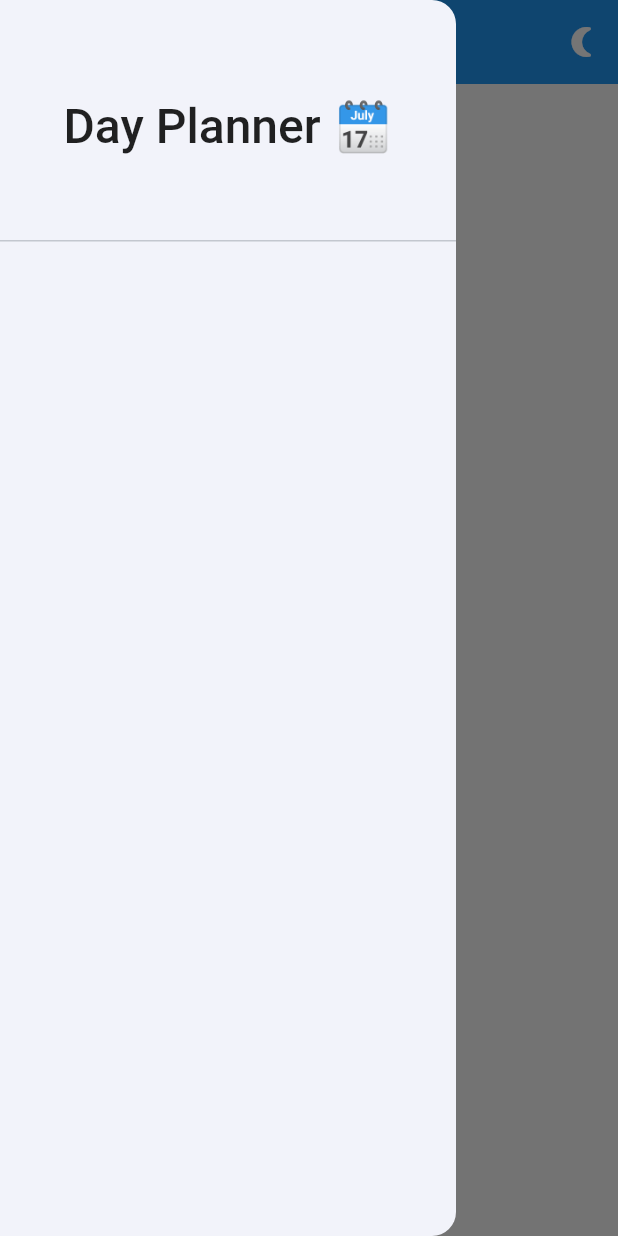
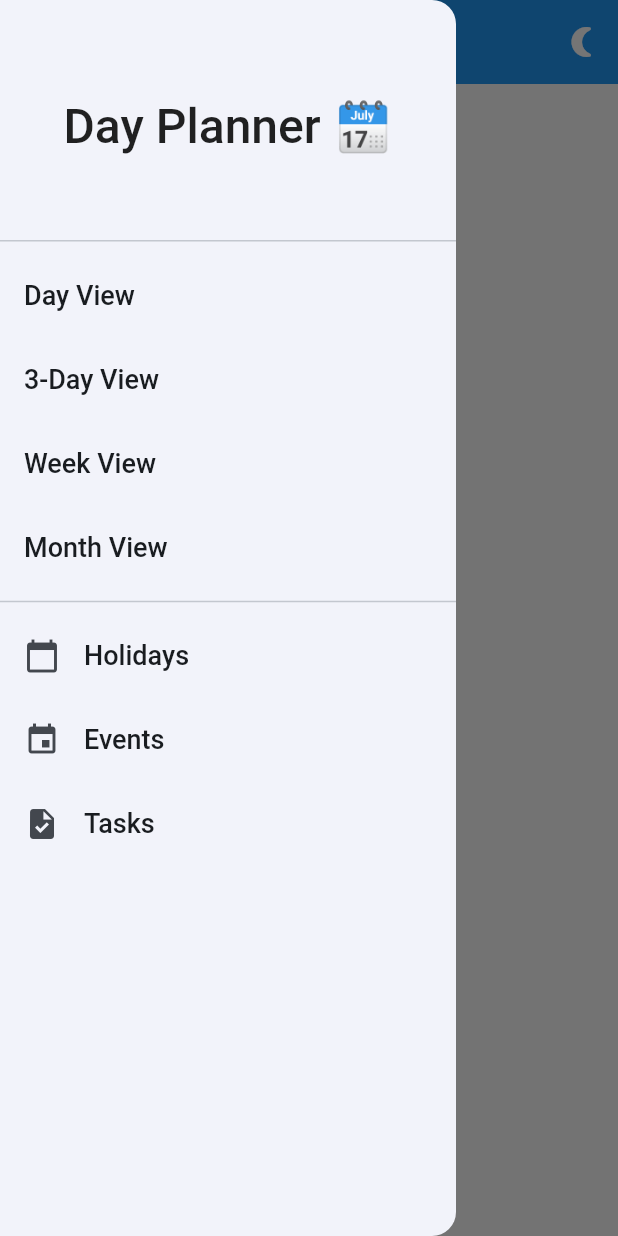
Before and after one commit to Akenooz/software-dev-repos, a Flutter app: the screen it shows after launch, with the side drawer open, on a phone screen of 412 x 824 dp. Run offline on Flutter 3.47's test engine with Material 2 defaults, Android fonts, the phone set to English and light mode, and no system bars.

Commit message:
added views event box holidays box

```diff
--- a/dev/lib/main.dart
+++ b/dev/lib/main.dart
@@ -10,6 +10,7 @@ class MyApp extends StatefulWidget {
 }
 
 class _MyAppState extends State<MyApp> {
+  // Theme data for light and dark themes
   final ThemeData lightTheme = ThemeData.light().copyWith(
     primaryColor: Color.fromARGB(255, 52, 255, 93),
     platform: TargetPlatform.android,
@@ -63,9 +64,7 @@ class _MyAppState extends State<MyApp> {
           title: const Text("📆 Day Planner"),
           actions: [
             IconButton(
-              onPressed: () {
-                _toggleTheme();
-              },
+              onPressed: _toggleTheme,
               icon: Icon(
                 _themeMode == ThemeMode.light
                     ? Icons.nightlight_round
@@ -76,7 +75,7 @@ class _MyAppState extends State<MyApp> {
         ),
         drawer: Drawer(
           child: ListView(
-            children: const [
+            children: [
               DrawerHeader(
                 child: Center(
                   child: Text(
@@ -85,10 +84,55 @@ class _MyAppState extends State<MyApp> {
                   ),
                 ),
               ),
+              ListTile(
+                title: Text("Day View"),
+                onTap: () {
+                  // Handle day view
+                },
+              ),
+              ListTile(
+                title: Text("3-Day View"),
+                onTap: () {
+                  // Handle 3-day view
+                },
+              ),
+              ListTile(
+                title: Text("Week View"),
+                onTap: () {
+                  // Handle week view
+                },
+              ),
+              ListTile(
+                title: Text("Month View"),
+                onTap: () {
+                  // Handle month view
+                },
+              ),
+              Divider(), // Divider for separation
+              ListTile(
+                title: Text("Holidays"),
+                leading: Icon(Icons.calendar_today),
+                onTap: () {
+                  // Handle holidays
+                },
+              ),
+              ListTile(
+                title: Text("Events"),
+                leading: Icon(Icons.event),
+                onTap: () {
+                  // Handle events
+                },
+              ),
+              ListTile(
+                title: Text("Tasks"),
+                leading: Icon(Icons.task),
+                onTap: () {
+                  // Handle tasks
+                },
+              ),
             ],
           ),
         ),
-        // Removed the persistentFooterButtons
       ),
     );
   }
```
